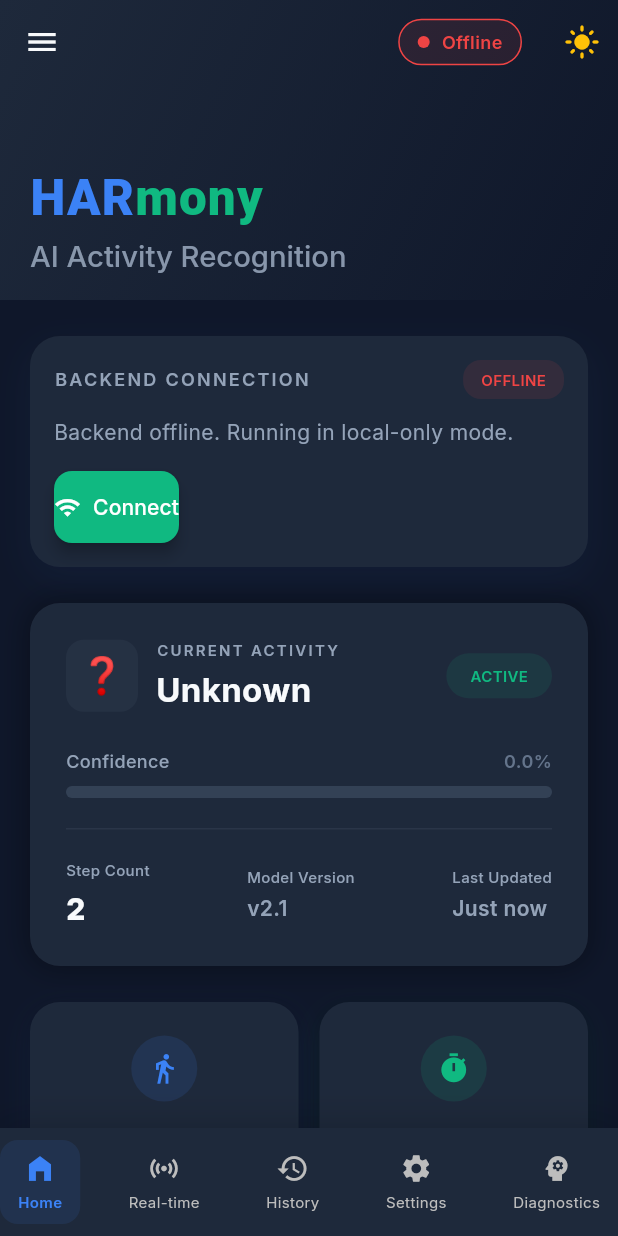
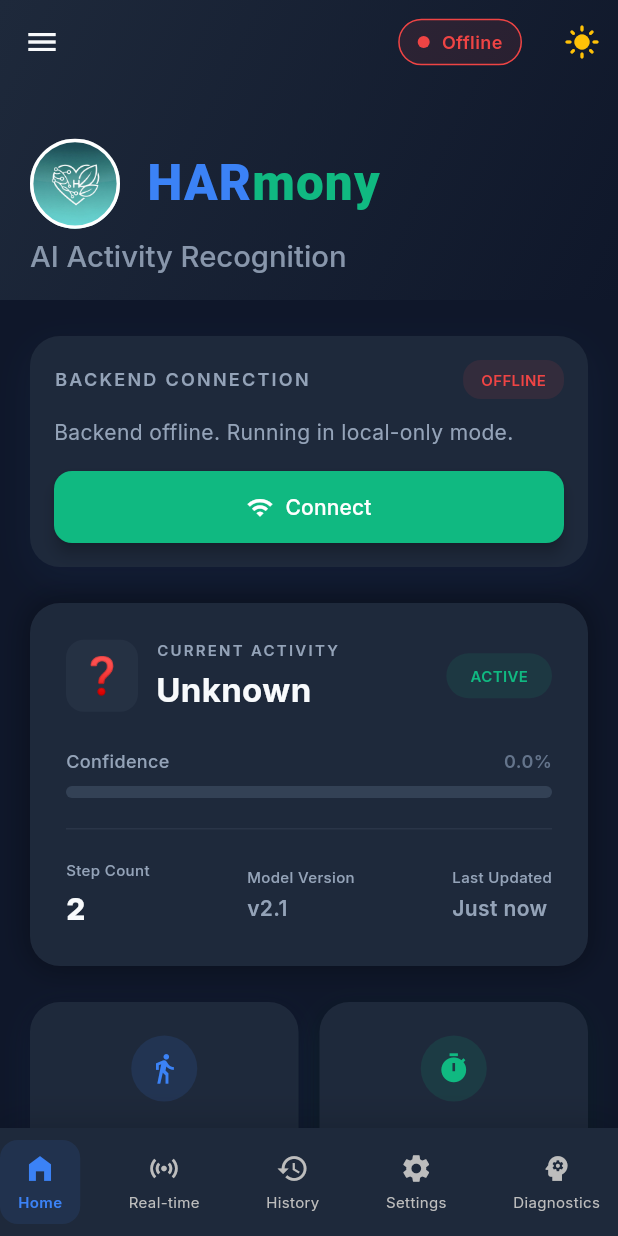
Before and after one commit to IlavarasiSakthivel/harmony-app, a Flutter app: the screen it shows after launch, on a phone screen of 412 x 824 dp. Run offline on Flutter 3.47's test engine with Material 3 defaults, Android fonts, the phone set to English and light mode, and no system bars; our stand-ins replace cross_file, fl_chart, floor, flutter_local_notifications, flutter_riverpod, google_fonts and 4 more; missing offline and left inert: tflite_flutter; accounts and stored records are empty; project files that could hold a hidden picture were left out.

Commit message:
Home Screen Update

```diff
--- a/HARmony_Frontend/harmony_app/lib/features/home/screens/home_screen.dart
+++ b/HARmony_Frontend/harmony_app/lib/features/home/screens/home_screen.dart
@@ -155,6 +155,24 @@ class _HomeScreenState extends ConsumerState<HomeScreen> with TickerProviderStat
                 mainAxisAlignment: MainAxisAlignment.end,
                 crossAxisAlignment: CrossAxisAlignment.start,
                 children: [
+                  Row(
+                    children: [
+                      Container(
+                        width: 40,
+                        height: 40,
+                        margin: const EdgeInsets.only(right: 12),
+                        decoration: BoxDecoration(
+                          borderRadius: BorderRadius.circular(20),
+                          border: Border.all(
+                            color: Colors.white,
+                            width: 1.5,
+                          ),
+                          image: const DecorationImage(
+                            image: AssetImage('assets/icon/Logo.jpeg'),
+                            fit: BoxFit.cover,
+                          ),
+                        ),
+                      ),
                       RichText(
                         text: TextSpan(
                           children: [
@@ -178,6 +196,8 @@ class _HomeScreenState extends ConsumerState<HomeScreen> with TickerProviderStat
                             ),
                           ],
                         ),
+                      ),
+                    ],
                   ),
                   const SizedBox(height: 4),
                   Text(
@@ -354,7 +374,9 @@ class _HomeScreenState extends ConsumerState<HomeScreen> with TickerProviderStat
               ),
             ),
             const SizedBox(height: 16),
-            ElevatedButton.icon(
+            SizedBox(
+              width: double.infinity,
+              child: ElevatedButton.icon(
                 onPressed: _isConnecting ? null : _checkBackendConnection,
                 icon: _isConnecting
                     ? const SizedBox(
@@ -378,8 +400,10 @@ class _HomeScreenState extends ConsumerState<HomeScreen> with TickerProviderStat
                       : TWColors.emerald500,
                   foregroundColor: Colors.white,
                   padding: const EdgeInsets.symmetric(vertical: 14),
+                  minimumSize: const Size(double.infinity, 48),
                   shape: RoundedRectangleBorder(
                     borderRadius: BorderRadius.circular(12),
+                  ),
                 ),
               ),
             ),
--- a/HARmony_Frontend/harmony_app/pubspec.yaml
+++ b/HARmony_Frontend/harmony_app/pubspec.yaml
@@ -49,11 +49,12 @@ flutter:
   assets:
     - assets/models/
     - assets/config/
+    - assets/icon/
     # - assets/har_model.tflite  # Uncomment when you add the model file
 
 flutter_launcher_icons:
   android: true
   ios: false
-  image_path: "assets/icon/icon.png"
+  image_path: "assets/icon/Logo_with_border.png"
   adaptive_icon_background: "#3B82F6"
-  adaptive_icon_foreground: "assets/icon/icon.png"
+  adaptive_icon_foreground: "assets/icon/Logo_with_border.png"
```
Also changed, not shown: HARmony_Frontend/harmony_app/assets/icon/Logo.jpeg (added), HARmony_Frontend/harmony_app/assets/icon/Logo_with_border.png (added), Logo.jpeg (added), 10 other files. Lines whose indentation alone changed are shown as unchanged.
